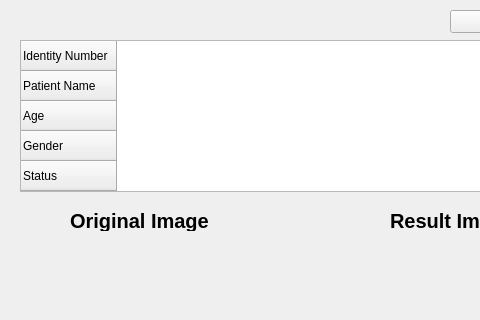
Qt form display_information_python.ui (turkaf/Digital-Image-Processing-Project) before a commit; both pictures show x 0 to 480 and y 0 to 320 of the 600 by 900 pixel window.
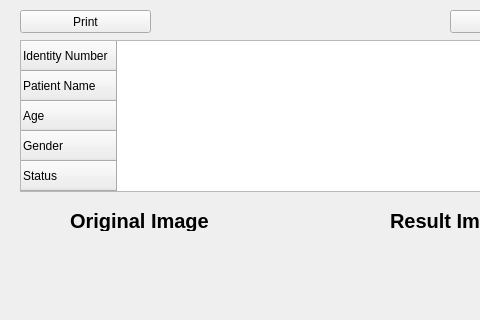
The same form after that commit.

Diff of the .ui file:
```diff
--- a/display_information_python.ui
+++ b/display_information_python.ui
@@ -237,6 +237,19 @@
     <string>Inverse Image</string>
    </property>
   </widget>
+  <widget class="QPushButton" name="pushButton_print">
+   <property name="geometry">
+    <rect>
+     <x>20</x>
+     <y>10</y>
+     <width>131</width>
+     <height>23</height>
+    </rect>
+   </property>
+   <property name="text">
+    <string>Print</string>
+   </property>
+  </widget>
  </widget>
  <resources/>
  <connections/>
```
